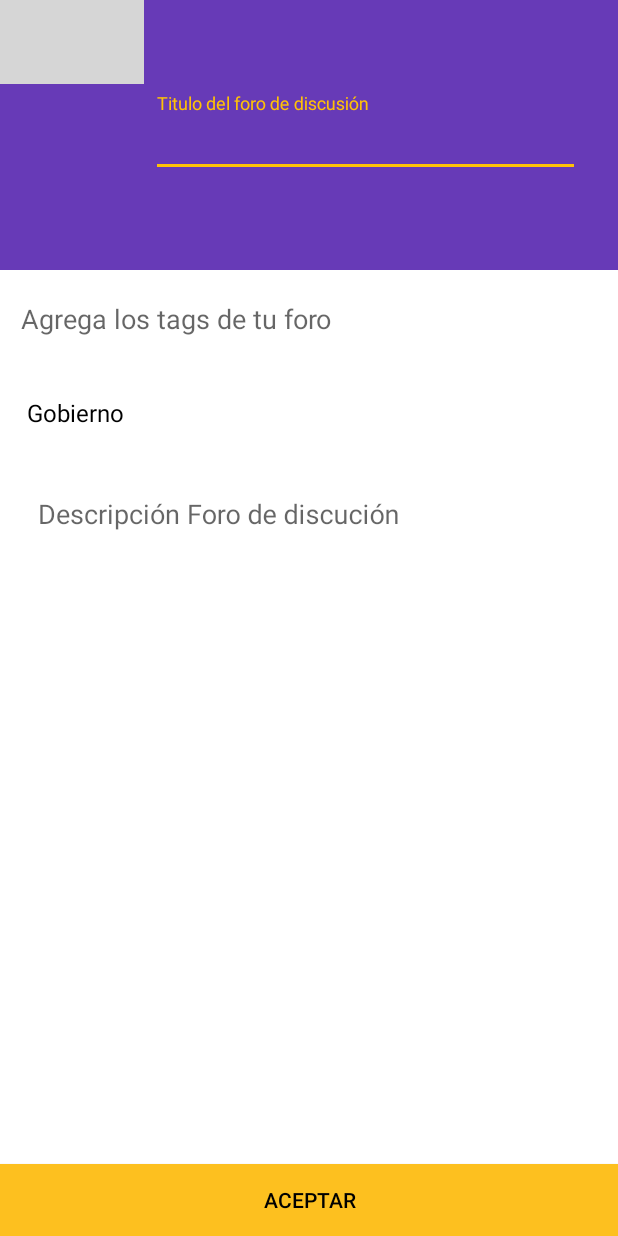
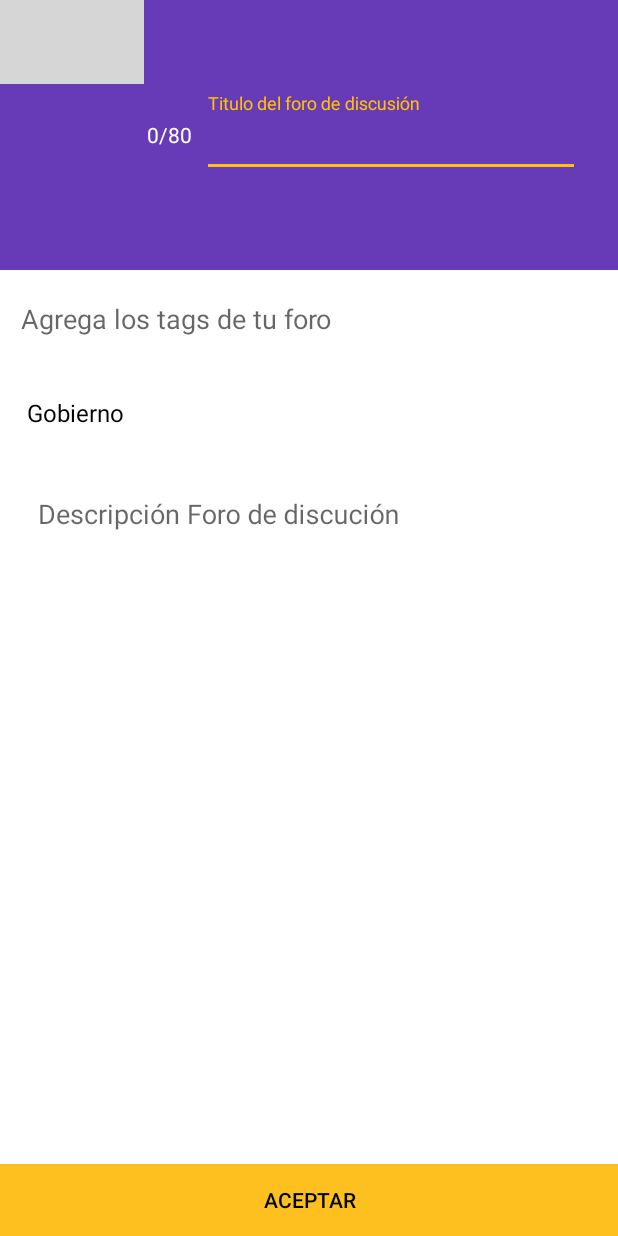
Before and after one commit to jftrujillo/democratic, an Android app: the CreateBoardDiscussion_activity screen opened directly, with no data from a screen before it, on a phone screen of 412 x 824 dp. Run offline under Robolectric (Android 15) with nearby library versions, the phone set to English and light mode, and no system bars; libraries missing offline, so code that uses them is left out: com.android.ex; plain views replace RecipientEditTextView; 3 statements that could not run were skipped; grey boxes are pictures that could not be loaded.

Commit message:
changes demo

```diff
--- a/app/src/main/java/com/kcumendigital/democratic/CreateBoardDiscussion_activity.java
+++ b/app/src/main/java/com/kcumendigital/democratic/CreateBoardDiscussion_activity.java
@@ -8,8 +8,11 @@ import android.support.v4.app.FragmentTransaction;
 import android.support.v4.content.ContextCompat;
 import android.support.v7.app.AppCompatActivity;
 import android.support.v7.widget.Toolbar;
+import android.text.Editable;
+import android.text.TextWatcher;
 import android.view.View;
 import android.widget.EditText;
+import android.widget.TextView;
 import android.widget.Toast;
 
 import com.kcumendigital.democratic.Fragments.CreateForumFragment;
@@ -30,6 +33,7 @@ public class CreateBoardDiscussion_activity extends AppCompatActivity implements
     TextInputLayout title;
     User user;
     EditText discus;
+    TextView count;
 
     static final String KEY_DISCUSSION = "txt_discussion";
 
@@ -59,6 +63,7 @@ public class CreateBoardDiscussion_activity extends AppCompatActivity implements
         });
 
         title = (TextInputLayout) findViewById(R.id.tituloForo);
+        count = (TextView) findViewById(R.id.count_caracters_toolbar);
 
 
 
@@ -72,6 +77,25 @@ public class CreateBoardDiscussion_activity extends AppCompatActivity implements
             String titleS = savedInstanceState.getString(KEY_DISCUSSION);
             discus.setText(titleS);
         }
+
+        discus.addTextChangedListener(new TextWatcher() {
+            @Override
+            public void beforeTextChanged(CharSequence charSequence, int i, int i1, int i2) {
+
+            }
+
+            @Override
+            public void onTextChanged(CharSequence charSequence, int i, int i1, int i2) {
+
+                int countL = charSequence.length();
+                count.setText(""+countL+"/80");
+            }
+
+            @Override
+            public void afterTextChanged(Editable editable) {
+
+            }
+        });
     }
 
     @Override
--- a/app/src/main/res/layout/activity_create_board_discussion.xml
+++ b/app/src/main/res/layout/activity_create_board_discussion.xml
@@ -12,6 +12,16 @@
         android:layout_width="match_parent"
         android:layout_height="180dp"
         android:background="?attr/colorPrimary">
+
+        <TextView
+            android:id="@+id/count_caracters_toolbar"
+            android:layout_width="wrap_content"
+            android:layout_height="wrap_content"
+            android:text="0/80"
+            android:layout_margin="2dp"
+            android:textColor="@color/cardview_light_background"
+            android:gravity="center_vertical"
+            />
 
         <android.support.design.widget.TextInputLayout
             android:id="@+id/tituloForo"
--- a/app/src/main/res/layout/activity_forums.xml
+++ b/app/src/main/res/layout/activity_forums.xml
@@ -182,9 +182,10 @@
                 android:layout_height="wrap_content"
                 android:background="#e5e5e5"
                 android:hint="Escribir Comentario"
-                android:padding="10dp"
                 android:maxLength="150"
                 android:layout_below="@id/count_caracters"
+                android:gravity="center_vertical"
+                android:paddingLeft="5dp"
                 />
 
 
```
Also changed, not shown: 1 other file.
